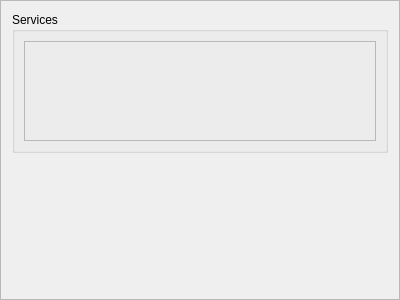
Qt form src/blackgui/components/settingsnetworkcomponent.ui (swift-project/pilotclient) before a commit.
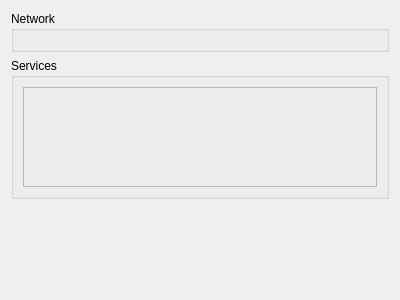
The same form after that commit. Custom widgets are drawn as their Qt base class.

Commit message: Ref T297, network setup form (dynamic offset times)

Patch:
```diff
--- a/src/blackgui/components/settingsnetworkcomponent.ui
+++ b/src/blackgui/components/settingsnetworkcomponent.ui
@@ -13,14 +13,20 @@
   <property name="windowTitle">
    <string>Frame</string>
   </property>
-  <property name="frameShape">
-   <enum>QFrame::StyledPanel</enum>
-  </property>
-  <property name="frameShadow">
-   <enum>QFrame::Raised</enum>
-  </property>
-  <layout class="QGridLayout" name="gridLayout">
-   <item row="0" column="0" colspan="2">
+  <layout class="QVBoxLayout" name="vl_SettingsNetworkComponent">
+   <item>
+    <widget class="QGroupBox" name="gb_Network">
+     <property name="title">
+      <string>Network</string>
+     </property>
+     <layout class="QVBoxLayout" name="vl_Network">
+      <item>
+       <widget class="BlackGui::Editors::CNetworkSetupForm" name="ediitor_NetworkSetup"/>
+      </item>
+     </layout>
+    </widget>
+   </item>
+   <item>
     <widget class="QGroupBox" name="gb_Services">
      <property name="title">
       <string>Services</string>
@@ -45,7 +51,7 @@
      </layout>
     </widget>
    </item>
-   <item row="1" column="0">
+   <item>
     <spacer name="vs_NetworkSettings">
      <property name="orientation">
       <enum>Qt::Vertical</enum>
@@ -67,6 +73,12 @@
    <header>blackgui/components/settingsvatsimreaderscomponent.h</header>
    <container>1</container>
   </customwidget>
+  <customwidget>
+   <class>BlackGui::Editors::CNetworkSetupForm</class>
+   <extends>QFrame</extends>
+   <header>blackgui/editors/networksetupform.h</header>
+   <container>1</container>
+  </customwidget>
  </customwidgets>
  <resources/>
  <connections/>
```
Left out of the diff: 2 changed lines with no effect on the pictures. The commit also changes 3 other files.
